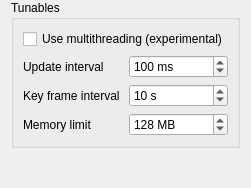
Above: plugins/demo/DemoConfigurationPage.ui from veyon/veyon before the change. Below: the same form after it.
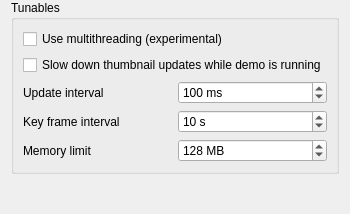
That is the form after the change. Icons and pictures are not drawn.

Commit message: Demo: make thumbnail update slow down configurable

What changed in the file:
```diff
--- a/plugins/demo/DemoConfigurationPage.ui
+++ b/plugins/demo/DemoConfigurationPage.ui
@@ -22,36 +22,19 @@
       <string>Tunables</string>
      </property>
      <layout class="QGridLayout" name="gridLayout" columnstretch="0,0">
-      <item row="1" column="1">
-       <widget class="QSpinBox" name="framebufferUpdateInterval">
+      <item row="3" column="1">
+       <widget class="QSpinBox" name="keyFrameInterval">
         <property name="suffix">
-         <string> ms</string>
+         <string> s</string>
         </property>
         <property name="minimum">
-         <number>50</number>
+         <number>1</number>
         </property>
         <property name="maximum">
-         <number>500</number>
-        </property>
-        <property name="singleStep">
-         <number>50</number>
+         <number>30</number>
         </property>
         <property name="value">
-         <number>100</number>
-        </property>
-       </widget>
-      </item>
-      <item row="2" column="0">
-       <widget class="QLabel" name="label_2">
-        <property name="text">
-         <string>Key frame interval</string>
-        </property>
-       </widget>
-      </item>
-      <item row="3" column="0">
-       <widget class="QLabel" name="label_3">
-        <property name="text">
-         <string>Memory limit</string>
+         <number>10</number>
         </property>
        </widget>
       </item>
@@ -62,7 +45,7 @@
         </property>
        </widget>
       </item>
-      <item row="3" column="1">
+      <item row="4" column="1">
        <widget class="QSpinBox" name="memoryLimit">
         <property name="suffix">
          <string> MB</string>
@@ -81,7 +64,7 @@
         </property>
        </widget>
       </item>
-      <item row="1" column="0">
+      <item row="2" column="0">
        <widget class="QLabel" name="label">
         <property name="text">
          <string>Update interval</string>
@@ -89,18 +72,42 @@
        </widget>
       </item>
       <item row="2" column="1">
-       <widget class="QSpinBox" name="keyFrameInterval">
+       <widget class="QSpinBox" name="framebufferUpdateInterval">
         <property name="suffix">
-         <string> s</string>
+         <string> ms</string>
         </property>
         <property name="minimum">
-         <number>1</number>
+         <number>20</number>
         </property>
         <property name="maximum">
-         <number>30</number>
+         <number>500</number>
+        </property>
+        <property name="singleStep">
+         <number>20</number>
         </property>
         <property name="value">
-         <number>10</number>
+         <number>100</number>
+        </property>
+       </widget>
+      </item>
+      <item row="3" column="0">
+       <widget class="QLabel" name="label_2">
+        <property name="text">
+         <string>Key frame interval</string>
+        </property>
+       </widget>
+      </item>
+      <item row="4" column="0">
+       <widget class="QLabel" name="label_3">
+        <property name="text">
+         <string>Memory limit</string>
+        </property>
+       </widget>
+      </item>
+      <item row="1" column="0" colspan="2">
+       <widget class="QCheckBox" name="slowDownThumbnailUpdates">
+        <property name="text">
+         <string>Slow down thumbnail updates while demo is running</string>
         </property>
        </widget>
       </item>
```
The commit also changes 2 other files.
